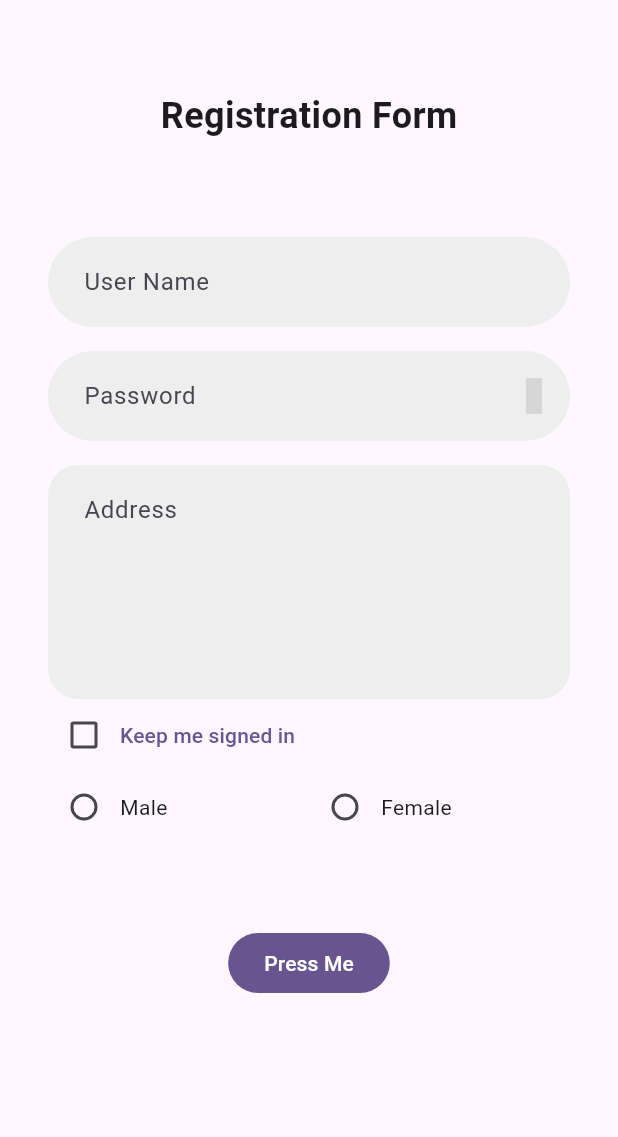
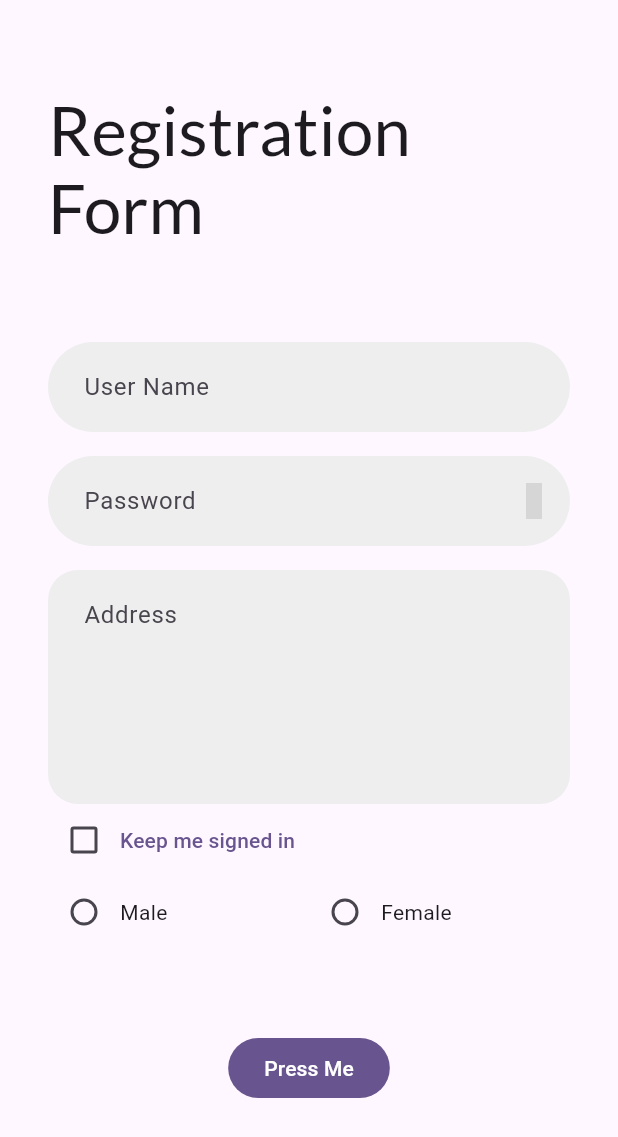
Before and after one commit to shubhang-d/FlutterCourse, a Flutter app: the screen it shows after launch, on a phone screen of 412 x 824 dp. Shown: the top 1137 px of the screen. Run offline on Flutter 3.47's test engine with Material 3 defaults, Android fonts, the phone set to English and light mode, and no system bars; our stand-ins replace google_fonts, iconsax; grey boxes are pictures that could not be loaded.

Commit message:
added Theming

```diff
--- a/form_app/lib/main.dart
+++ b/form_app/lib/main.dart
@@ -11,6 +11,20 @@ class MyApp extends StatelessWidget {
 
   @override
   Widget build(BuildContext context) {
+    var newDarkTheme = ThemeData(
+      useMaterial3: true,
+      brightness: Brightness.dark,
+      colorScheme: ColorScheme.fromSeed(seedColor: Color(0xff3b1c32),
+      brightness: Brightness.dark),
+      textTheme: TextTheme(
+        displayMedium: TextStyle(
+          fontSize: 30,
+          fontWeight: FontWeight.w800,
+          letterSpacing: 2,
+        )
+      )
+    );
+
     return MaterialApp(
       debugShowCheckedModeBanner: false,
       title: 'Flutter Demo',
@@ -18,6 +32,8 @@ class MyApp extends StatelessWidget {
         colorScheme: ColorScheme.fromSeed(seedColor: Colors.deepPurple),
         useMaterial3: true,
       ),
+      darkTheme: newDarkTheme,
+      themeMode: ThemeMode.system,
       home: FormView(),
     );
   }
--- a/form_app/lib/views/form_view.dart
+++ b/form_app/lib/views/form_view.dart
@@ -1,5 +1,6 @@
 import 'package:flutter/material.dart';
 import 'package:flutter/services.dart';
+import 'package:google_fonts/google_fonts.dart';
 import 'package:iconsax/iconsax.dart';
 
 import 'home_view.dart';
@@ -39,10 +40,9 @@ class _FormViewState extends State<FormView> {
                 SizedBox(height: 48),
                 Text(
                   "Registration Form",
-                  style: TextStyle(
-                    fontSize: 24,
-                    fontWeight: FontWeight.bold,
-                  ),
+                  style: GoogleFonts.lato(
+                    textStyle: Theme.of(context).textTheme.displayMedium.copyWith()
+                  )
                 ),
                 SizedBox(height: 64),
                 TextFormField(
--- a/form_app/pubspec.yaml
+++ b/form_app/pubspec.yaml
@@ -14,6 +14,7 @@ dependencies:
   # Developer Added
   iconsax: ^0.0.8
   flutter_iconly: ^1.0.2
+  google_fonts: ^6.2.1
 
 dev_dependencies:
   flutter_test:
```
Also changed, not shown: form_app/pubspec.lock, 3 other files.
